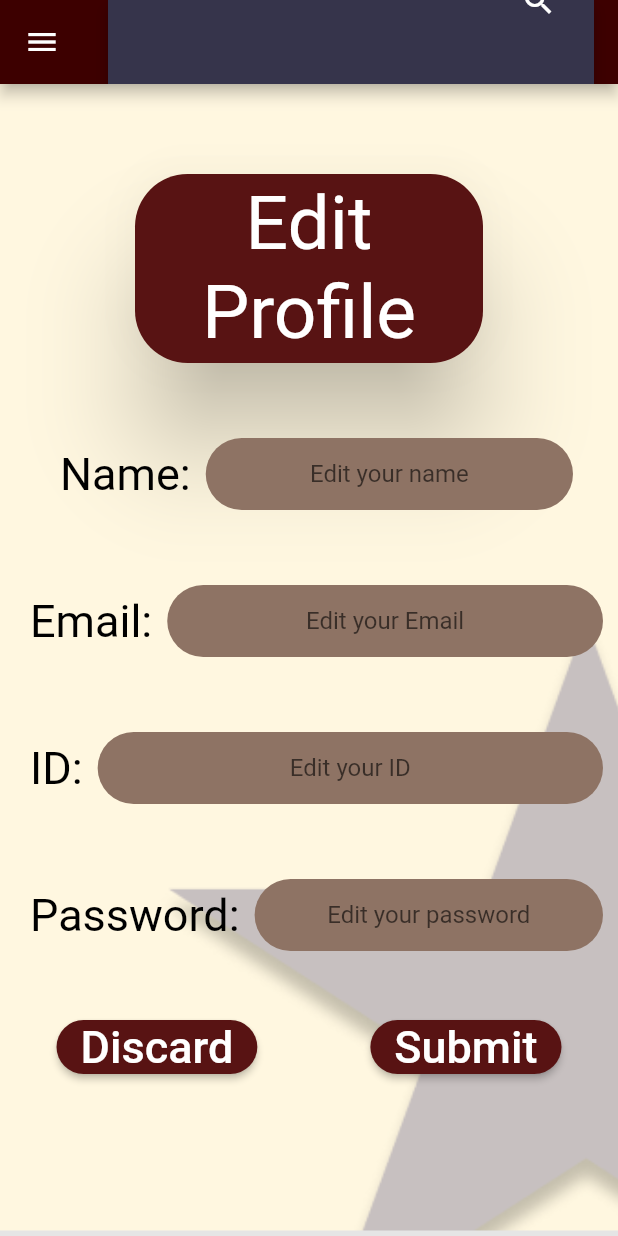
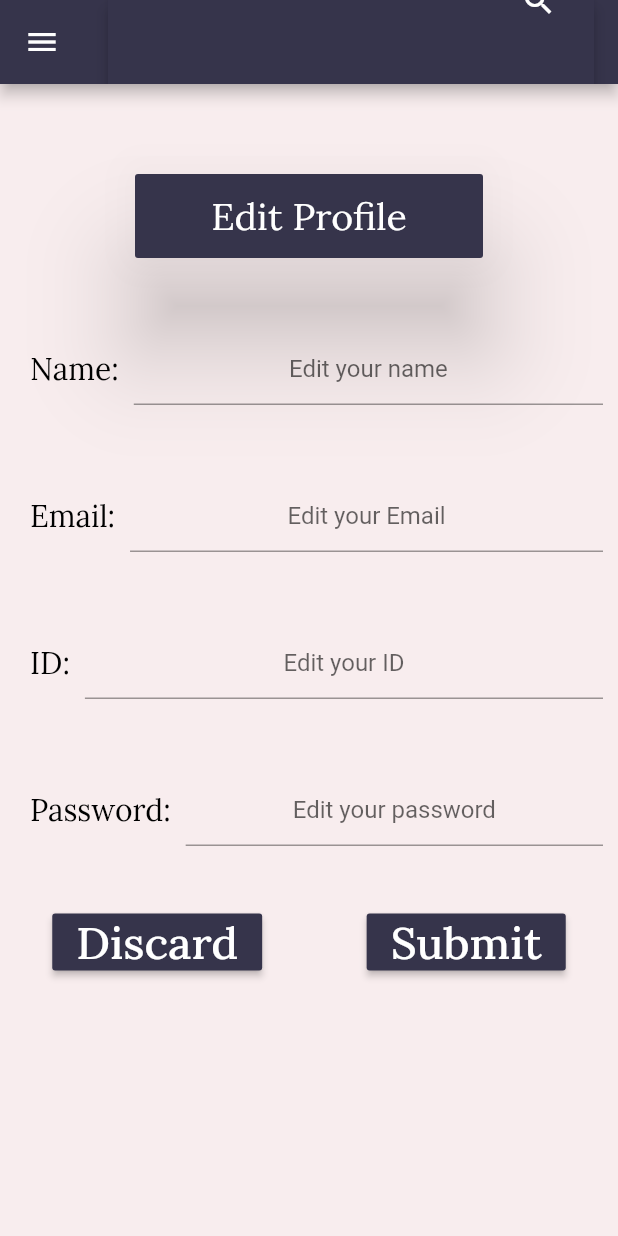
Before and after one commit to SalmaAshour24/Attendance-Gaming-System-, a Flutter app: the Editprofiles screen opened by its route, on a phone screen of 412 x 824 dp. Run offline on Flutter 3.47's test engine with Material 2 defaults, Android fonts, the phone set to English and light mode, and no system bars; our stand-ins replace animated_splash_screen, circular_countdown_timer, firebase_auth, firebase_core, page_transition; missing offline and left inert: search_page; accounts and stored records are empty; Roboto replaces fonts that are missing (Mouse Memoirs).

Commit message:
edit prof

```diff
--- a/lib/screens/students/edit_profiles.dart
+++ b/lib/screens/students/edit_profiles.dart
@@ -15,32 +15,32 @@ class _EditprofilesState extends State<Editprofiles> {
         drawer: Drawer1s(),
         appBar: AppBar(
           title: Apps(),
-          backgroundColor: Color(0xff3D0000),
+          backgroundColor: Color(0xff36344b),
         ),
         // backgroundColor: Color(0xffFFB703),
         body: Container(
             decoration: new BoxDecoration(
-                image: new DecorationImage(
-                    image: new AssetImage('assets/4.PNG'), fit: BoxFit.cover)),
+             color: Color(0xfff8edee),
+            ),
             child: ListView(
               children: [
                 Card(
                   shape: RoundedRectangleBorder(
-                    borderRadius: BorderRadius.circular(35),
+                    borderRadius: BorderRadius.circular(2),
                   ),
                   child: const ListTile(
                     title: Text(
                       "Edit Profile",
                       textAlign: TextAlign.center,
                       style: TextStyle(
-                        fontFamily: 'Mouse Memoirs',
-                        fontSize: 50,
+                      fontFamily: 'Lora-VariableFont_wght',
+                        fontSize: 25,
                         color: Color(0xffFFFFFF),
                       ),
                     ),
                   ),
                   elevation: 30,
-                  color: Color(0xff581313),
+                  color: Color(0xff36344b),
                   margin:
                       EdgeInsets.only(bottom: 40, top: 60, left: 90, right: 90),
                 ),
@@ -48,34 +48,28 @@ class _EditprofilesState extends State<Editprofiles> {
                   padding: const EdgeInsets.only(left: 20.0),
                   child: Column(
                     children: [
-                      Padding(
-                        padding: const EdgeInsets.only(left: 20, right: 20),
-                        child: Row(
+                        Row(
                           children: [
                             const Text('Name:',
                                 style: TextStyle(
-                                    fontSize: 30,
-                                    fontFamily: 'Mouse Memoirs',
+                                    fontSize: 20,
+                      fontFamily: 'Lora-VariableFont_wght',
                                     color: Colors.black)),
                             Flexible(
                               child: Padding(
                                 padding: const EdgeInsets.all(10.0),
                                 child: Container(
-                                    decoration: BoxDecoration(
-                                      color: Color(0xff8E7364),
-                                      borderRadius:
-                                          new BorderRadius.circular(25.0),
-                                    ),
-                                    child: TextFormField(
+
+                                    child:  TextFormField(
                                         cursorColor: Color(0XFFFFCCFF),
                                         textAlign: TextAlign.center,
                                         decoration: const InputDecoration(
-                                          border: InputBorder.none,
+                                          border: null,
                                           hintText: 'Edit your name',
                                           focusedBorder: OutlineInputBorder(
                                             borderSide: BorderSide(
-                                              color: Color(0xffffffff),
-                                            ),
+                                                color: Color(0xff6c6996),
+                                                width: 2),
                                             borderRadius: BorderRadius.all(
                                                 Radius.circular(25)),
                                           ),
@@ -84,7 +78,7 @@ class _EditprofilesState extends State<Editprofiles> {
                             ),
                           ],
                         ),
-                      ),
+
                       SizedBox(
                         width: 50,
                         height: 30,
@@ -93,28 +87,24 @@ class _EditprofilesState extends State<Editprofiles> {
                         children: [
                           const Text('Email:',
                               style: TextStyle(
-                                  fontSize: 30,
-                                  fontFamily: 'Mouse Memoirs',
+                                  fontSize: 20,
+                      fontFamily: 'Lora-VariableFont_wght',
                                   color: Colors.black)),
                           Flexible(
                             child: Padding(
                               padding: const EdgeInsets.all(10.0),
                               child: Container(
-                                  decoration: BoxDecoration(
-                                    color: Color(0xff8E7364),
-                                    borderRadius:
-                                        new BorderRadius.circular(25.0),
-                                  ),
-                                  child: TextFormField(
+
+                                  child:  TextFormField(
                                       cursorColor: Color(0XFFFFCCFF),
                                       textAlign: TextAlign.center,
                                       decoration: const InputDecoration(
-                                        border: InputBorder.none,
+                                        border: null,
                                         hintText: 'Edit your Email',
                                         focusedBorder: OutlineInputBorder(
                                           borderSide: BorderSide(
-                                            color: Color(0xffffffff),
-                                          ),
+                                              color: Color(0xff6c6996),
+                                              width: 2),
                                           borderRadius: BorderRadius.all(
                                               Radius.circular(25)),
                                         ),
@@ -131,28 +121,24 @@ class _EditprofilesState extends State<Editprofiles> {
                         children: [
                           const Text('ID:',
                               style: TextStyle(
-                                  fontSize: 30,
-                                  fontFamily: 'Mouse Memoirs',
+                                  fontSize: 20,
+                      fontFamily: 'Lora-VariableFont_wght',
                                   color: Colors.black)),
                           Flexible(
                             child: Padding(
                               padding: const EdgeInsets.all(10.0),
                               child: Container(
-                                  decoration: BoxDecoration(
-                                    color: Color(0xff8E7364),
-                                    borderRadius:
-                                        new BorderRadius.circular(25.0),
-                                  ),
-                                  child: TextFormField(
+
+                                  child:  TextFormField(
                                       cursorColor: Color(0XFFFFCCFF),
                                       textAlign: TextAlign.center,
                                       decoration: const InputDecoration(
-                                        border: InputBorder.none,
+                                        border: null,
                                         hintText: 'Edit your ID',
                                         focusedBorder: OutlineInputBorder(
                                           borderSide: BorderSide(
-                                            color: Color(0xffffffff),
-                                          ),
+                                              color: Color(0xff6c6996),
+                                              width: 2),
                                           borderRadius: BorderRadius.all(
                                               Radius.circular(25)),
                                         ),
@@ -169,28 +155,26 @@ class _EditprofilesState extends State<Editprofiles> {
                         children: [
                           const Text('Password:',
                               style: TextStyle(
-                                  fontSize: 30,
-                                  fontFamily: 'Mouse Memoirs',
+                                  fontSize: 20,
+                      fontFamily: 'Lora-VariableFont_wght',
                                   color: Colors.black)),
                           Flexible(
                             child: Padding(
                               padding: const EdgeInsets.all(10.0),
                               child: Container(
-                                  decoration: BoxDecoration(
-                                    color: Color(0xff8E7364),
-                                    borderRadius:
-                                        new BorderRadius.circular(25.0),
-                                  ),
+
                                   child: TextFormField(
                                       cursorColor: Color(0XFFFFCCFF),
                                       textAlign: TextAlign.center,
                                       decoration: const InputDecoration(
-                                        border: InputBorder.none,
+                                        border: null,
                                         hintText: 'Edit your password',
                                         focusedBorder: OutlineInputBorder(
                                           borderSide: BorderSide(
-                                            color: Color(0xffffffff),
+                                            color: Color(0xff6c6996),
+                                            width: 2
                                           ),
+
                                           borderRadius: BorderRadius.all(
                                               Radius.circular(25)),
                                         ),
@@ -212,15 +196,18 @@ class _EditprofilesState extends State<Editprofiles> {
                     ElevatedButton(
                       onPressed: () {},
                       style: ElevatedButton.styleFrom(
-                        primary: Color(0xff581313),
+                        primary: Color(0xff36344b),
                         shape: RoundedRectangleBorder(
-                          borderRadius: BorderRadius.circular(40),
+                          borderRadius: BorderRadius.circular(2),
                         ),
                       ),
                       child: Text(
                         'Discard',
                         style:
-                            TextStyle(color: Color(0xffffffff), fontSize: 30),
+                            TextStyle(color: Color(0xffffffff),
+                            fontSize: 30,
+                          fontFamily: 'Lora-VariableFont_wght',
+                        ),
                       ),
                     ),
                     ElevatedButton(
@@ -228,15 +215,18 @@ class _EditprofilesState extends State<Editprofiles> {
                           Navigator.pushNamed(context, '/third');
                         },
                         style: ElevatedButton.styleFrom(
-                          primary: Color(0xff581313),
+                          primary: Color(0xff36344b),
                           shape: RoundedRectangleBorder(
-                            borderRadius: BorderRadius.circular(40),
+                            borderRadius: BorderRadius.circular(2),
                           ),
                         ),
                         child: Text(
                           'Submit',
                           style:
-                              TextStyle(color: Color(0xffffffff), fontSize: 30),
+                              TextStyle(color: Color(0xffffffff),
+                               fontSize: 30,
+                            fontFamily: 'Lora-VariableFont_wght',
+                          ),
                         ))
                   ],
                 )
```
